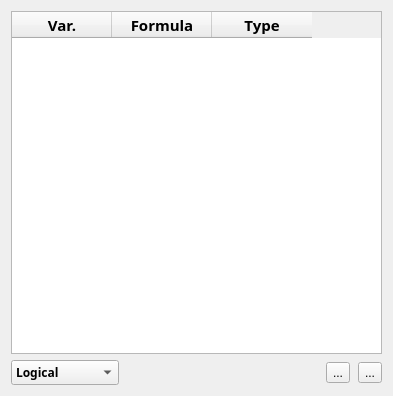
This is BooNGui/view.ui in Franck-Delaplace/BooN as Qt 5 draws it before an edit. The edited form follows.
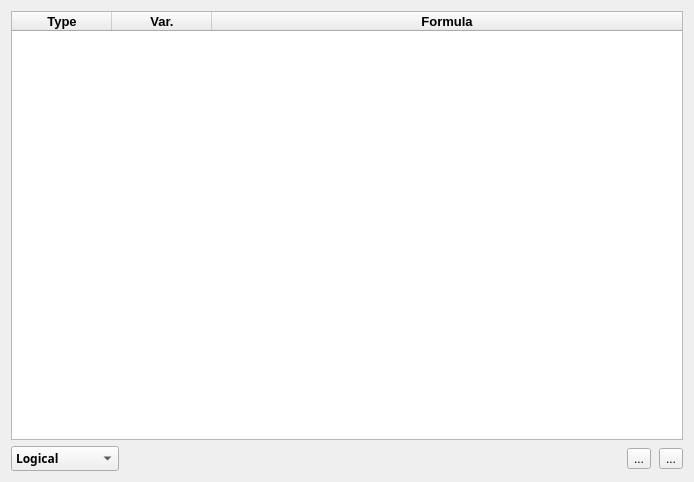
This is the edited form. Icons and pictures are not drawn.

Commit message: View resizing

What changed in the file:
```diff
--- a/BooNGui/view.ui
+++ b/BooNGui/view.ui
@@ -6,8 +6,8 @@
    <rect>
     <x>0</x>
     <y>0</y>
-    <width>393</width>
-    <height>396</height>
+    <width>694</width>
+    <height>482</height>
    </rect>
   </property>
   <property name="windowTitle">
@@ -21,71 +21,33 @@
     <layout class="QVBoxLayout" name="verticalLayout">
      <item>
       <widget class="QTableWidget" name="BooNContent">
-       <property name="baseSize">
-        <size>
-         <width>0</width>
-         <height>0</height>
-        </size>
-       </property>
-       <property name="font">
-        <font>
-         <family>Segoe UI Semibold</family>
-         <pointsize>11</pointsize>
-         <weight>75</weight>
-         <bold>true</bold>
-        </font>
-       </property>
-       <property name="acceptDrops">
-        <bool>false</bool>
-       </property>
-       <property name="toolTip">
-        <string>Boolean Network Specification</string>
-       </property>
-       <property name="styleSheet">
-        <string notr="true"/>
-       </property>
-       <property name="dragDropOverwriteMode">
-        <bool>false</bool>
-       </property>
-       <property name="dragDropMode">
-        <enum>QAbstractItemView::NoDragDrop</enum>
-       </property>
-       <property name="alternatingRowColors">
-        <bool>false</bool>
-       </property>
-       <property name="selectionMode">
-        <enum>QAbstractItemView::NoSelection</enum>
-       </property>
-       <property name="showGrid">
+       <attribute name="horizontalHeaderStretchLastSection">
         <bool>true</bool>
-       </property>
-       <property name="rowCount">
-        <number>0</number>
-       </property>
-       <attribute name="horizontalHeaderCascadingSectionResizes">
-        <bool>false</bool>
        </attribute>
        <column>
         <property name="text">
-         <string notr="true">Var.</string>
+         <string>Type</string>
         </property>
         <property name="font">
          <font>
-          <family>Segoe UI Semibold</family>
-          <pointsize>11</pointsize>
+          <family>Segoe UI</family>
+          <pointsize>10</pointsize>
           <weight>75</weight>
           <bold>true</bold>
          </font>
         </property>
-        <property name="textAlignment">
-         <set>AlignCenter</set>
+       </column>
+       <column>
+        <property name="text">
+         <string>Var.</string>
         </property>
-        <property name="background">
-         <color>
-          <red>255</red>
-          <green>255</green>
-          <blue>255</blue>
-         </color>
+        <property name="font">
+         <font>
+          <family>Segoe UI</family>
+          <pointsize>10</pointsize>
+          <weight>75</weight>
+          <bold>true</bold>
+         </font>
         </property>
        </column>
        <column>
@@ -94,37 +56,13 @@
         </property>
         <property name="font">
          <font>
-          <family>Segoe UI Semibold</family>
-          <pointsize>11</pointsize>
+          <family>Segoe UI</family>
+          <pointsize>10</pointsize>
           <weight>75</weight>
-          <italic>false</italic>
           <bold>true</bold>
          </font>
         </property>
        </column>
-       <column>
-        <property name="text">
-         <string notr="true">Type</string>
-        </property>
-        <property name="font">
-         <font>
-          <family>Segoe UI Semibold</family>
-          <pointsize>11</pointsize>
-          <weight>75</weight>
-          <bold>true</bold>
-         </font>
-        </property>
-        <property name="textAlignment">
-         <set>AlignCenter</set>
-        </property>
-        <property name="background">
-         <color>
-          <red>239</red>
-          <green>239</green>
-          <blue>239</blue>
-         </color>
-        </property>
-       </column>
       </widget>
      </item>
      <item>
```
Left out of the diff: 4 changed lines with no effect on the pictures. The commit also changes 1 other file.
